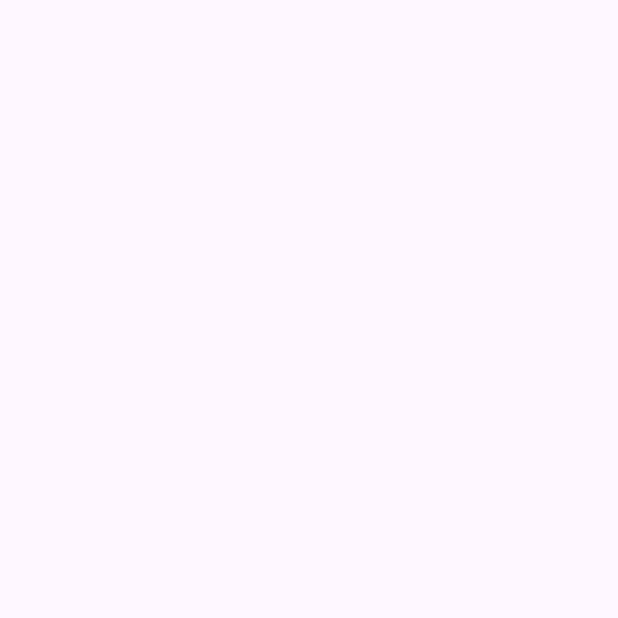
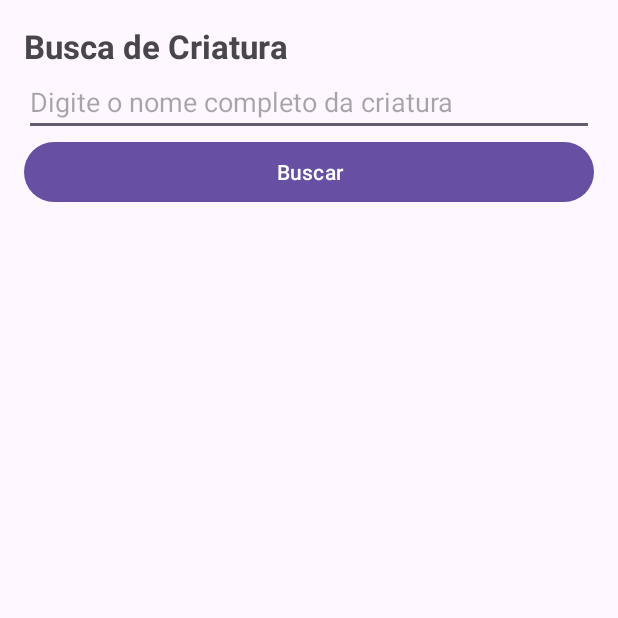
Before and after one commit to gabrielcosta07/App3---Hogwarts-, an Android app: the CriaturaActivity screen opened directly, with no data from a screen before it, on a phone screen of 412 x 824 dp, the top half of it. Before the commit the part shown is empty. Run offline under Robolectric (Android 15) with nearby library versions, the phone set to English and light mode, and no system bars; our stand-ins replace Picasso; pictures from the network do not load.

Commit message:
Implementa tela de busca de criatura com carregamento de imagem

```diff
--- a/app/src/main/java/br/ufpr/grimorio/CriaturaActivity.kt
+++ b/app/src/main/java/br/ufpr/grimorio/CriaturaActivity.kt
@@ -1,12 +1,33 @@
 package br.ufpr.grimorio
 
 import android.os.Bundle
+import android.view.View
+import android.widget.EditText
+import android.widget.ImageView
+import android.widget.ProgressBar
+import android.widget.TextView
 import androidx.activity.enableEdgeToEdge
 import androidx.appcompat.app.AppCompatActivity
 import androidx.core.view.ViewCompat
 import androidx.core.view.WindowInsetsCompat
+import androidx.lifecycle.lifecycleScope
+import com.squareup.picasso.Callback
+import com.squareup.picasso.Picasso
+import kotlinx.coroutines.Dispatchers
+import kotlinx.coroutines.launch
+import kotlinx.coroutines.withContext
+import retrofit2.Retrofit
+import retrofit2.converter.gson.GsonConverterFactory
 
 class CriaturaActivity : AppCompatActivity() {
+
+    private lateinit var etNome: EditText
+    private lateinit var progressBar: ProgressBar
+    private lateinit var ivCriatura: ImageView
+    private lateinit var tvNomeCriatura: TextView
+    private lateinit var tvMensagem: TextView
+    private lateinit var hogwartsApi: HogwartsApi
+
     override fun onCreate(savedInstanceState: Bundle?) {
         super.onCreate(savedInstanceState)
         enableEdgeToEdge()
@@ -16,5 +37,85 @@ class CriaturaActivity : AppCompatActivity() {
             v.setPadding(systemBars.left, systemBars.top, systemBars.right, systemBars.bottom)
             insets
         }
+
+        etNome = findViewById(R.id.etNome)
+        progressBar = findViewById(R.id.progressBar)
+        ivCriatura = findViewById(R.id.ivCriatura)
+        tvNomeCriatura = findViewById(R.id.tvNomeCriatura)
+        tvMensagem = findViewById(R.id.tvMensagem)
+
+        val retrofit = Retrofit.Builder()
+            .baseUrl(HogwartsApi.BASE_URL)
+            .addConverterFactory(GsonConverterFactory.create())
+            .build()
+        hogwartsApi = retrofit.create(HogwartsApi::class.java)
+    }
+
+    fun buscarCriatura(view: View) {
+        val nome = validarNome(etNome) ?: return
+        buscarCriaturaNaApi(nome)
+    }
+
+    private fun buscarCriaturaNaApi(nome: String) {
+        lifecycleScope.launch {
+            limparResultado()
+            mostrarCarregando()
+            val resposta = withContext(Dispatchers.IO) { hogwartsApi.buscarCriaturas(nome) }
+            val criatura = escolherCriatura(resposta.criaturas, nome)
+            if (criatura == null) {
+                tvMensagem.text = getString(R.string.nenhuma_criatura)
+                esconderCarregando()
+            } else {
+                exibirCriatura(criatura)
+            }
+        }
+    }
+
+    private fun escolherCriatura(criaturas: List<Criatura>, nome: String): Criatura? {
+        return criaturas.firstOrNull { it.nome.equals(nome, ignoreCase = true) } ?: criaturas.firstOrNull()
+    }
+
+    private fun exibirCriatura(criatura: Criatura) {
+        tvNomeCriatura.text = criatura.nome
+        ivCriatura.visibility = View.VISIBLE
+
+        if (criatura.imagem.isNullOrBlank()) {
+            mostrarImagemIndisponivel()
+            esconderCarregando()
+            return
+        }
+
+        Picasso.get()
+            .load(criatura.imagem)
+            .error(R.drawable.imagem_indisponivel)
+            .into(ivCriatura, object : Callback {
+                override fun onSuccess() {
+                    esconderCarregando()
+                }
+
+                override fun onError(e: Exception?) {
+                    tvMensagem.text = getString(R.string.imagem_indisponivel)
+                    esconderCarregando()
+                }
+            })
+    }
+
+    private fun mostrarImagemIndisponivel() {
+        ivCriatura.setImageResource(R.drawable.imagem_indisponivel)
+        tvMensagem.text = getString(R.string.imagem_indisponivel)
+    }
+
+    private fun limparResultado() {
+        ivCriatura.visibility = View.GONE
+        tvNomeCriatura.text = ""
+        tvMensagem.text = ""
+    }
+
+    private fun mostrarCarregando() {
+        progressBar.visibility = View.VISIBLE
+    }
+
+    private fun esconderCarregando() {
+        progressBar.visibility = View.GONE
     }
 }
--- /dev/null
+++ b/app/src/main/res/drawable/imagem_indisponivel.xml
@@ -0,0 +1,10 @@
+<vector xmlns:android="http://schemas.android.com/apk/res/android"
+    android:width="24dp"
+    android:height="24dp"
+    android:tint="?attr/colorControlNormal"
+    android:viewportWidth="24"
+    android:viewportHeight="24">
+  <path
+      android:fillColor="@android:color/white"
+      android:pathData="M21,5c0,-1.1 -0.9,-2 -2,-2H5.83L21,18.17V5zM2.81,2.81L1.39,4.22L3,5.83V19c0,1.1 0.9,2 2,2h13.17l1.61,1.61l1.41,-1.41L2.81,2.81zM6,17l3,-4l2.25,3l0.82,-1.1l2.1,2.1H6z"/>
+</vector>
--- a/app/src/main/res/layout/activity_criatura.xml
+++ b/app/src/main/res/layout/activity_criatura.xml
@@ -5,4 +5,65 @@
     android:layout_height="match_parent"
     android:orientation="vertical">
 
+    <LinearLayout
+        android:layout_width="match_parent"
+        android:layout_height="match_parent"
+        android:orientation="vertical"
+        android:padding="16dp">
+
+        <TextView
+            android:layout_width="wrap_content"
+            android:layout_height="wrap_content"
+            android:text="@string/titulo_criatura"
+            android:textSize="22sp"
+            android:textStyle="bold" />
+
+        <EditText
+            android:id="@+id/etNome"
+            android:layout_width="match_parent"
+            android:layout_height="wrap_content"
+            android:hint="@string/hint_criatura"
+            android:inputType="textPersonName" />
+
+        <Button
+            android:id="@+id/btnBuscar"
+            android:layout_width="match_parent"
+            android:layout_height="wrap_content"
+            android:onClick="buscarCriatura"
+            android:text="@string/botao_buscar" />
+
+        <ProgressBar
+            android:id="@+id/progressBar"
+            android:layout_width="wrap_content"
+            android:layout_height="wrap_content"
+            android:layout_gravity="center_horizontal"
+            android:layout_marginTop="16dp"
+            android:visibility="gone" />
+
+        <ImageView
+            android:id="@+id/ivCriatura"
+            android:layout_width="match_parent"
+            android:layout_height="300dp"
+            android:layout_marginTop="16dp"
+            android:adjustViewBounds="true"
+            android:contentDescription="@string/descricao_imagem_criatura"
+            android:scaleType="fitCenter"
+            android:visibility="gone" />
+
+        <TextView
+            android:id="@+id/tvNomeCriatura"
+            android:layout_width="match_parent"
+            android:layout_height="wrap_content"
+            android:gravity="center"
+            android:textSize="20sp"
+            android:textStyle="bold" />
+
+        <TextView
+            android:id="@+id/tvMensagem"
+            android:layout_width="match_parent"
+            android:layout_height="wrap_content"
+            android:layout_marginTop="8dp"
+            android:gravity="center"
+            android:textSize="16sp" />
+    </LinearLayout>
 </LinearLayout>
```
